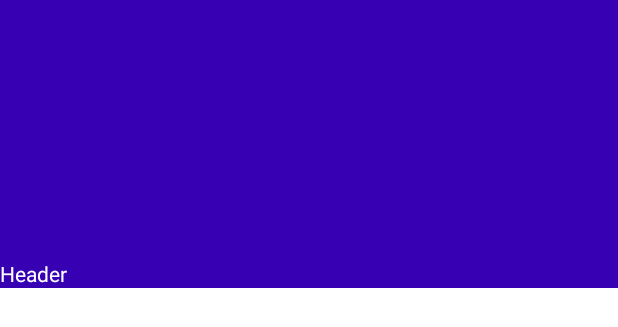
After one commit to csu-hci-projects/FA23-Visualization-of-Infrastructure-with-a-3D-GIS-Mobile-Application, an Android app built with Jetpack Compose: the layout nav_header.xml on its own in the app's theme, with its tools: preview values and no code run, on a phone screen of 412 x 824 dp. The commit adds this screen. Shown: the top 327 px of the screen. Run offline under Robolectric (Android 15) with nearby library versions, the phone set to English and light mode, and no system bars.

Commit message:
Committing stuff that doesn't work to try a different approach

```diff
--- a/app/build.gradle
+++ b/app/build.gradle
@@ -7,7 +7,6 @@ plugins {
 android {
     namespace 'com.example.cs567_3d_ui_project'
     compileSdk 33
-
     defaultConfig {
         applicationId "com.example.cs567_3d_ui_project"
         minSdk 26
--- /dev/null
+++ b/app/src/main/res/layout/nav_header.xml
@@ -0,0 +1,16 @@
+<?xml version="1.0" encoding="utf-8"?>
+<LinearLayout
+    xmlns:android="http://schemas.android.com/apk/res/android"
+    android:layout_width="match_parent"
+    android:layout_height="192dp"
+    android:background="?attr/colorPrimaryDark"
+    android:theme="@style/ThemeOverlay.AppCompat.Dark"
+    android:orientation="vertical"
+    android:gravity="bottom">
+    <TextView
+        android:layout_width="match_parent"
+        android:layout_height="wrap_content"
+        android:text="Header"
+        android:textColor="@android:color/white"
+        android:textAppearance="@style/TextAppearance.AppCompat.Body1"/>
+</LinearLayout>
--- a/app/src/main/res/values/strings.xml
+++ b/app/src/main/res/values/strings.xml
@@ -1,3 +1,6 @@
 <resources>
     <string name="app_name">CS567_3D_UI_Project</string>
+    <string name="re_center_map_on_location_update">Re-Center Map on Location Update</string>
+    <string name="drawer_open">Open navigation drawer</string>
+    <string name="drawer_close">Close navigation drawer</string>
 </resources>
--- a/app/src/main/res/values/themes.xml
+++ b/app/src/main/res/values/themes.xml
@@ -1,7 +1,8 @@
 <?xml version="1.0" encoding="utf-8"?>
 <resources  xmlns:tools="http://schemas.android.com/tools">
 
-    <style name="Theme.CS567_3D_UI_Project" parent="android:Theme.Material.Light.NoActionBar" />
+    <style name="Theme.CS567_3D_UI_Project" parent="android:Theme.Material.Light.NoActionBar"/>
+
     <style name="AppFullScreenTheme" parent="Theme.AppCompat.Light.NoActionBar">
         <item name="android:windowNoTitle">true</item>
         <item name="android:windowActionBar">false</item>
@@ -9,7 +10,9 @@
         <item name="android:windowContentOverlay">@null</item>
     </style>
 
-    <style name="Theme.KotlinApp" parent="Theme.MaterialComponents.DayNight.DarkActionBar">
+<!--    parent="Theme.MaterialComponents.DayNight.DarkActionBar"-->
+<!--    parent="Theme.MaterialComponents.DayNight.NoActionBar"-->
+    <style name="Theme.KotlinApp" parent="Theme.MaterialComponents.DayNight.NoActionBar">
         <!-- Primary brand color. -->
         <item name="colorPrimary">@color/purple_500</item>
         <item name="colorPrimaryVariant">@color/purple_700</item>
```
Also changed, not shown: app/src/main/AndroidManifest.xml (+2 -5 lines), app/src/main/java/com/example/cs567_3d_ui_project/MainActivity.kt (+47 -1 lines), app/src/main/res/layout/activity_main.xml (+42 -8 lines), app/src/main/res/layout/toolbar.xml (added, +10 -0 lines), app/src/main/res/menu/drawer_view.xml (added, +7 -0 lines), build.gradle (+8 -2 lines).
